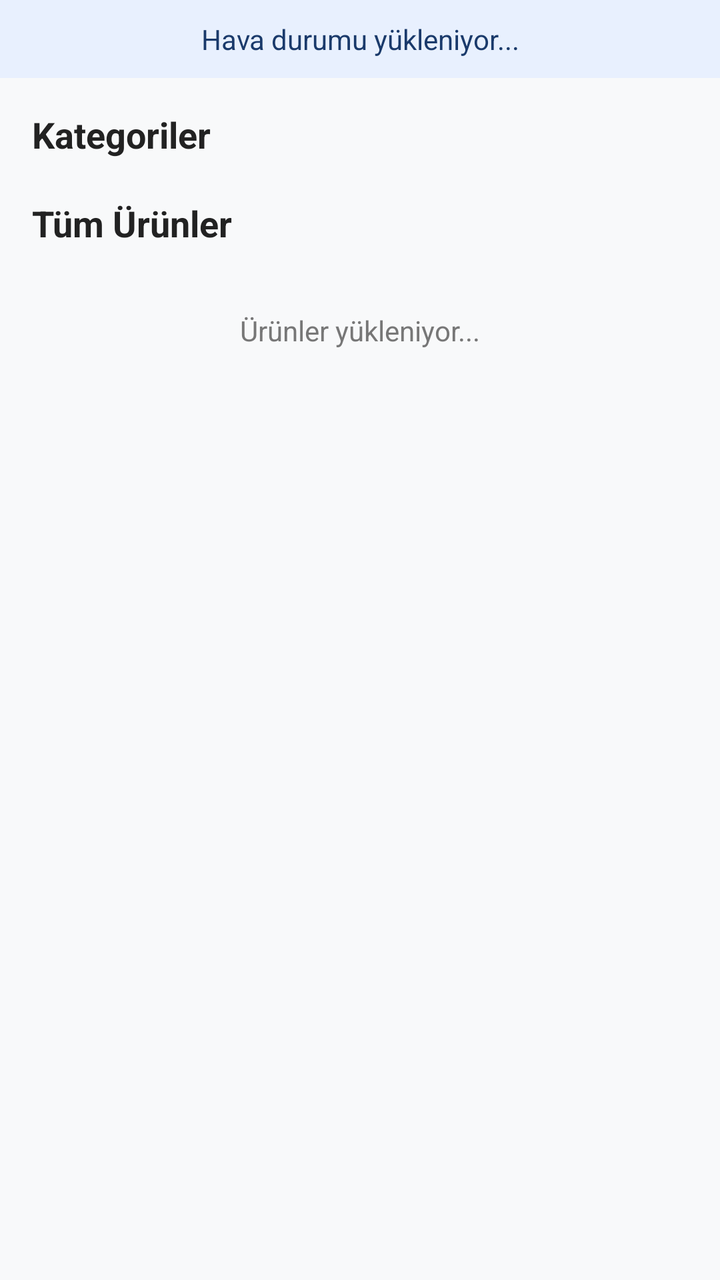
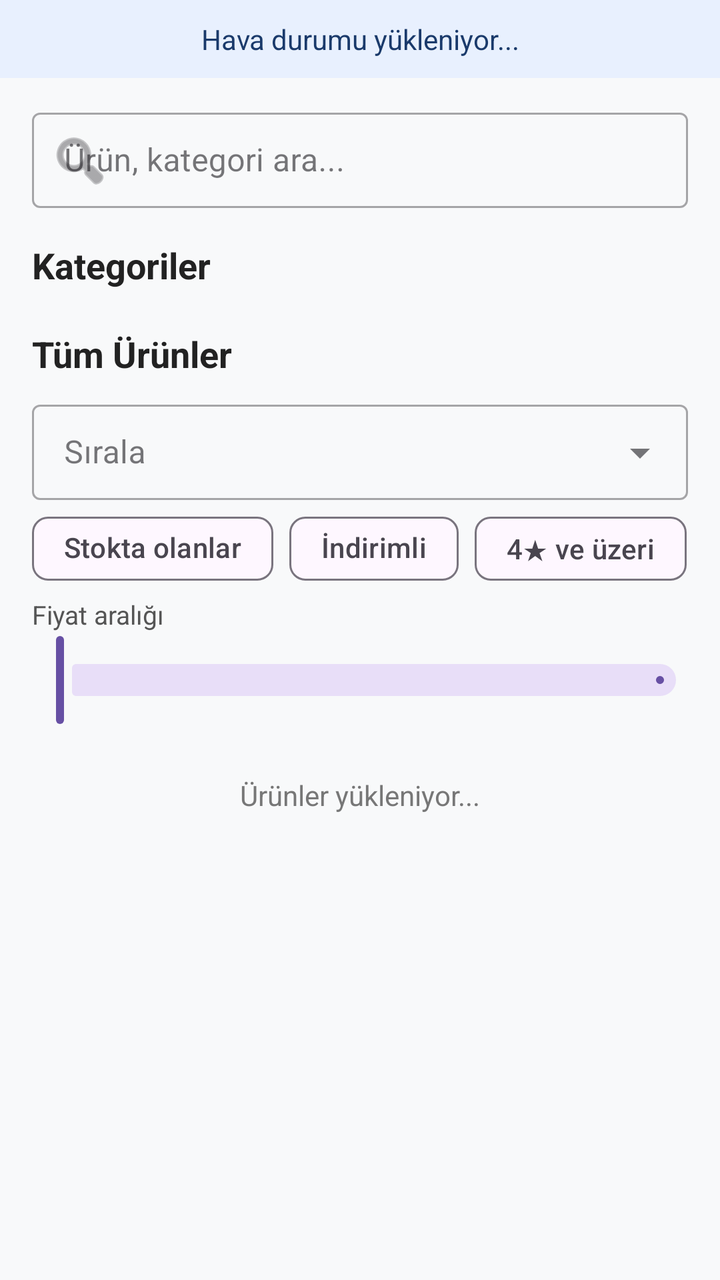

Compare the two renders of this Android layout. The source of the first and the diff that turns it into the second are given below.
<!-- AndroidManifest.xml: application theme Theme.Shingu -->
<!-- res/layout/fragment_home.xml -->
<?xml version="1.0" encoding="utf-8"?>
<LinearLayout xmlns:android="http://schemas.android.com/apk/res/android"
    xmlns:app="http://schemas.android.com/apk/res-auto"
    android:layout_width="match_parent"
    android:layout_height="match_parent"
    android:background="#F8F9FA"
    android:orientation="vertical">

    
    <TextView
        android:id="@+id/tvWeatherStrip"
        android:layout_width="match_parent"
        android:layout_height="wrap_content"
        android:background="#E8F0FE"
        android:ellipsize="end"
        android:gravity="center"
        android:maxLines="1"
        android:paddingHorizontal="16dp"
        android:paddingVertical="10dp"
        android:text="Hava durumu yükleniyor..."
        android:textColor="#1A3A6B"
        android:textSize="14sp" />

    <androidx.core.widget.NestedScrollView
        android:layout_width="match_parent"
        android:layout_height="0dp"
        android:layout_weight="1">

        <LinearLayout
            android:layout_width="match_parent"
            android:layout_height="wrap_content"
            android:orientation="vertical"
            android:paddingBottom="16dp">

            
            <LinearLayout
                android:id="@+id/layoutCampaigns"
                android:layout_width="match_parent"
                android:layout_height="wrap_content"
                android:orientation="vertical"
                android:visibility="gone">

                <androidx.viewpager2.widget.ViewPager2
                    android:id="@+id/vpCampaigns"
                    android:layout_width="match_parent"
                    android:layout_height="170dp"
                    android:layout_marginTop="12dp" />

                
                <LinearLayout
                    android:id="@+id/layoutIndicators"
                    android:layout_width="wrap_content"
                    android:layout_height="wrap_content"
                    android:layout_gravity="center_horizontal"
                    android:layout_marginTop="8dp"
                    android:gravity="center"
                    android:orientation="horizontal" />
            </LinearLayout>

            
            <TextView
                android:layout_width="wrap_content"
                android:layout_height="wrap_content"
                android:layout_marginHorizontal="16dp"
                android:layout_marginTop="16dp"
                android:text="Kategoriler"
                android:textColor="#222222"
                android:textSize="18sp"
                android:textStyle="bold" />

            <HorizontalScrollView
                android:layout_width="match_parent"
                android:layout_height="wrap_content"
                android:layout_marginTop="4dp"
                android:clipToPadding="false"
                android:paddingHorizontal="16dp"
                android:scrollbars="none">

                <com.google.android.material.chip.ChipGroup
                    android:id="@+id/chipGroupHomeCategories"
                    android:layout_width="wrap_content"
                    android:layout_height="wrap_content"
                    app:singleLine="true" />
            </HorizontalScrollView>

            
            <TextView
                android:layout_width="wrap_content"
                android:layout_height="wrap_content"
                android:layout_marginHorizontal="16dp"
                android:layout_marginTop="16dp"
                android:layout_marginBottom="8dp"
                android:text="Tüm Ürünler"
                android:textColor="#222222"
                android:textSize="18sp"
                android:textStyle="bold" />

            <androidx.recyclerview.widget.RecyclerView
                android:id="@+id/rvHomeProducts"
                android:layout_width="match_parent"
                android:layout_height="wrap_content"
                android:nestedScrollingEnabled="false"
                android:paddingHorizontal="16dp" />

            <TextView
                android:id="@+id/tvHomeProductsEmpty"
                android:layout_width="match_parent"
                android:layout_height="wrap_content"
                android:layout_marginTop="24dp"
                android:gravity="center"
                android:text="Ürünler yükleniyor..."
                android:textColor="#777777"
                android:textSize="14sp" />
        </LinearLayout>
    </androidx.core.widget.NestedScrollView>

</LinearLayout>
<!-- resources referenced by this layout -->
<resources>
  <style name="Theme.Shingu" parent="Base.Theme.Shingu" />
  <style name="Base.Theme.Shingu" parent="Theme.Material3.DayNight.NoActionBar">
          
          
      </style>
</resources>

<!-- the commit's change to res/layout/fragment_home.xml (unified diff, before → after) -->
@@ -22,6 +22,7 @@
         android:textSize="14sp" />
 
     <androidx.core.widget.NestedScrollView
+        android:id="@+id/scrollHome"
         android:layout_width="match_parent"
         android:layout_height="0dp"
         android:layout_weight="1">
@@ -33,67 +34,182 @@
             android:paddingBottom="16dp">
 
             
+            <com.google.android.material.textfield.TextInputLayout
+                android:id="@+id/layoutSearch"
+                style="@style/Widget.MaterialComponents.TextInputLayout.OutlinedBox.Dense"
+                android:layout_width="match_parent"
+                android:layout_height="wrap_content"
+                android:layout_marginHorizontal="16dp"
+                android:layout_marginTop="12dp"
+                app:endIconMode="clear_text"
+                app:startIconDrawable="@android:drawable/ic_menu_search">
+
+                <com.google.android.material.textfield.TextInputEditText
+                    android:id="@+id/etSearch"
+                    android:layout_width="match_parent"
+                    android:layout_height="wrap_content"
+                    android:hint="Ürün, kategori ara..."
+                    android:imeOptions="actionSearch"
+                    android:inputType="text" />
+            </com.google.android.material.textfield.TextInputLayout>
+
+            
             <LinearLayout
-                android:id="@+id/layoutCampaigns"
-                android:layout_width="match_parent"
-                android:layout_height="wrap_content"
-                android:orientation="vertical"
-                android:visibility="gone">
-
-                <androidx.viewpager2.widget.ViewPager2
-                    android:id="@+id/vpCampaigns"
-                    android:layout_width="match_parent"
-                    android:layout_height="170dp"
-                    android:layout_marginTop="12dp" />
+                android:id="@+id/layoutBrowseSections"
+                android:layout_width="match_parent"
+                android:layout_height="wrap_content"
+                android:orientation="vertical">
 
                 
                 <LinearLayout
-                    android:id="@+id/layoutIndicators"
+                    android:id="@+id/layoutCampaigns"
+                    android:layout_width="match_parent"
+                    android:layout_height="wrap_content"
+                    android:orientation="vertical"
+                    android:visibility="gone">
+
+                    <androidx.viewpager2.widget.ViewPager2
+                        android:id="@+id/vpCampaigns"
+                        android:layout_width="match_parent"
+                        android:layout_height="170dp"
+                        android:layout_marginTop="12dp" />
+
+                    
+                    <LinearLayout
+                        android:id="@+id/layoutIndicators"
+                        android:layout_width="wrap_content"
+                        android:layout_height="wrap_content"
+                        android:layout_gravity="center_horizontal"
+                        android:layout_marginTop="8dp"
+                        android:gravity="center"
+                        android:orientation="horizontal" />
+                </LinearLayout>
+
+                
+                <TextView
                     android:layout_width="wrap_content"
                     android:layout_height="wrap_content"
-                    android:layout_gravity="center_horizontal"
-                    android:layout_marginTop="8dp"
-                    android:gravity="center"
-                    android:orientation="horizontal" />
+                    android:layout_marginHorizontal="16dp"
+                    android:layout_marginTop="16dp"
+                    android:text="Kategoriler"
+                    android:textColor="#222222"
+                    android:textSize="18sp"
+                    android:textStyle="bold" />
+
+                <HorizontalScrollView
+                    android:layout_width="match_parent"
+                    android:layout_height="wrap_content"
+                    android:layout_marginTop="4dp"
+                    android:clipToPadding="false"
+                    android:paddingHorizontal="16dp"
+                    android:scrollbars="none">
+
+                    <com.google.android.material.chip.ChipGroup
+                        android:id="@+id/chipGroupHomeCategories"
+                        android:layout_width="wrap_content"
+                        android:layout_height="wrap_content"
+                        app:singleLine="true" />
+                </HorizontalScrollView>
             </LinearLayout>
 
             
-            <TextView
-                android:layout_width="wrap_content"
+            <LinearLayout
+                android:layout_width="match_parent"
                 android:layout_height="wrap_content"
                 android:layout_marginHorizontal="16dp"
                 android:layout_marginTop="16dp"
-                android:text="Kategoriler"
-                android:textColor="#222222"
-                android:textSize="18sp"
-                android:textStyle="bold" />
-
+                android:gravity="bottom"
+                android:orientation="horizontal">
+
+                <TextView
+                    android:id="@+id/tvProductsTitle"
+                    android:layout_width="0dp"
+                    android:layout_height="wrap_content"
+                    android:layout_weight="1"
+                    android:text="Tüm Ürünler"
+                    android:textColor="#222222"
+                    android:textSize="18sp"
+                    android:textStyle="bold" />
+
+                <TextView
+                    android:id="@+id/tvResultCount"
+                    android:layout_width="wrap_content"
+                    android:layout_height="wrap_content"
+                    android:textColor="#777777"
+                    android:textSize="13sp" />
+            </LinearLayout>
+
+            
+            <com.google.android.material.textfield.TextInputLayout
+                style="@style/Widget.MaterialComponents.TextInputLayout.OutlinedBox.Dense.ExposedDropdownMenu"
+                android:layout_width="match_parent"
+                android:layout_height="wrap_content"
+                android:layout_marginHorizontal="16dp"
+                android:layout_marginTop="8dp">
+
+                <AutoCompleteTextView
+                    android:id="@+id/actvSort"
+                    android:layout_width="match_parent"
+                    android:layout_height="wrap_content"
+                    android:hint="Sırala"
+                    android:inputType="none" />
+            </com.google.android.material.textfield.TextInputLayout>
+
+            
             <HorizontalScrollView
                 android:layout_width="match_parent"
                 android:layout_height="wrap_content"
-                android:layout_marginTop="4dp"
                 android:clipToPadding="false"
                 android:paddingHorizontal="16dp"
                 android:scrollbars="none">
 
                 <com.google.android.material.chip.ChipGroup
-                    android:id="@+id/chipGroupHomeCategories"
+                    android:id="@+id/chipGroupFilters"
                     android:layout_width="wrap_content"
                     android:layout_height="wrap_content"
-                    app:singleLine="true" />
+                    app:singleLine="true">
+
+                    <com.google.android.material.chip.Chip
+                        android:id="@+id/chipFilterInStock"
+                        style="@style/Widget.Material3.Chip.Filter"
+                        android:layout_width="wrap_content"
+                        android:layout_height="wrap_content"
+                        android:text="Stokta olanlar" />
+
+                    <com.google.android.material.chip.Chip
+                        android:id="@+id/chipFilterDiscounted"
+                        style="@style/Widget.Material3.Chip.Filter"
+                        android:layout_width="wrap_content"
+                        android:layout_height="wrap_content"
+                        android:text="İndirimli" />
+
+                    <com.google.android.material.chip.Chip
+                        android:id="@+id/chipFilterRated"
+                        style="@style/Widget.Material3.Chip.Filter"
+                        android:layout_width="wrap_content"
+                        android:layout_height="wrap_content"
+                        android:text="4★ ve üzeri" />
+                </com.google.android.material.chip.ChipGroup>
             </HorizontalScrollView>
 
             
             <TextView
+                android:id="@+id/tvPriceRange"
                 android:layout_width="wrap_content"
                 android:layout_height="wrap_content"
                 android:layout_marginHorizontal="16dp"
-                android:layout_marginTop="16dp"
-                android:layout_marginBottom="8dp"
-                android:text="Tüm Ürünler"
-                android:textColor="#222222"
-                android:textSize="18sp"
-                android:textStyle="bold" />
+                android:text="Fiyat aralığı"
+                android:textColor="#555555"
+                android:textSize="13sp" />
+
+            <com.google.android.material.slider.RangeSlider
+                android:id="@+id/sliderPrice"
+                android:layout_width="match_parent"
+                android:layout_height="wrap_content"
+                android:layout_marginHorizontal="8dp"
+                android:stepSize="0"
+                android:valueFrom="0"
+                android:valueTo="1" />
 
             <androidx.recyclerview.widget.RecyclerView
                 android:id="@+id/rvHomeProducts"
